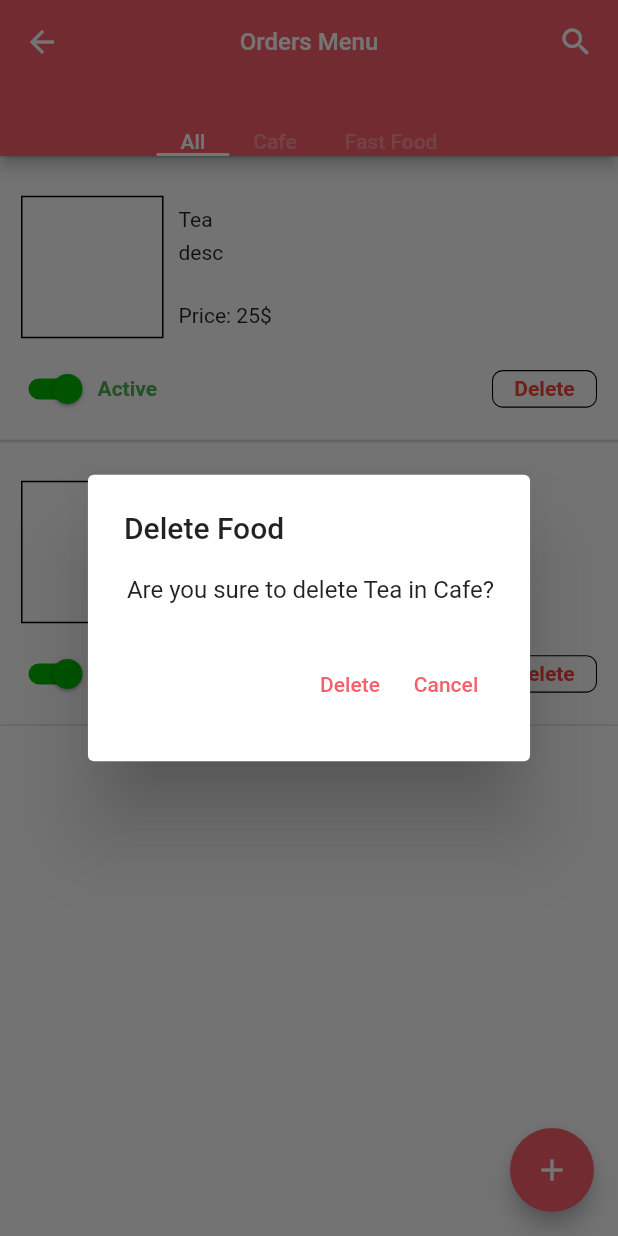
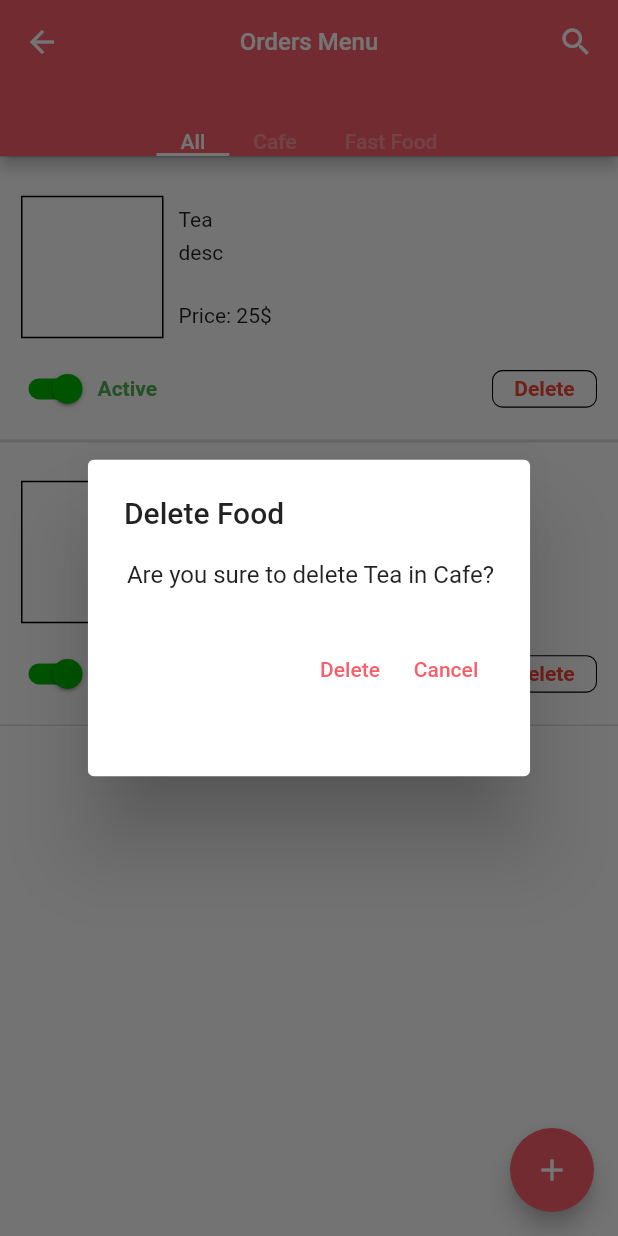
Before and after one commit to amir-r-z-a/chf-restaurant-App, a Flutter app: the OrdersMenu screen opened by its route, after a tap on "Delete", on a phone screen of 412 x 824 dp. Run offline on Flutter 3.47's test engine with Material 2 defaults, Android fonts, the phone set to English and light mode, and no system bars; our stand-ins replace image_picker; accounts and stored records are empty; statements that could not run were skipped.

Commit message:
.Expended added

```diff
--- a/lib/Classes/RestaurantFoodTile.dart
+++ b/lib/Classes/RestaurantFoodTile.dart
@@ -34,7 +34,6 @@ class RestaurantFoodTile extends StatefulWidget {
     _foodStatus = value;
   }
 
-
   String get category => _category;
 
   set category(String value) {
@@ -66,17 +65,19 @@ class _RestaurantFoodTileState extends State<RestaurantFoodTile> {
         return AlertDialog(
           title: Text('Delete Food'),
           content: Container(
-              height: 100,
+            height: 120,
             child: Column(children: [
               Row(
                 children: [
                   Padding(padding: EdgeInsets.all(1)),
-                    Text('Are you sure to delete ' +
+                  Expanded(
+                    child: Text('Are you sure to delete ' +
                         widget.name +
                         ' in ' +
                         Accounts.accounts[Accounts.currentAccount]
                             .findCategory(widget.name) +
                         '?'),
+                  ),
                 ],
               ),
               Padding(padding: EdgeInsets.fromLTRB(0, 30, 0, 0)),
@@ -121,7 +122,8 @@ class _RestaurantFoodTileState extends State<RestaurantFoodTile> {
             ]),
           ),
         );
-        });
+      },
+    );
   }
 
   @override
```
Lines whose indentation alone changed are shown as unchanged.
